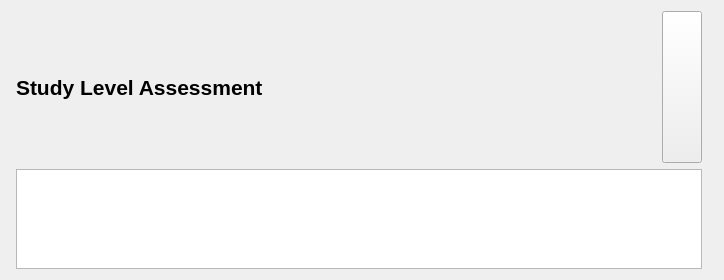
First picture: the form in SlicerPIRADS/Resources/UI/StudyLevelAssessmentWidget.ui, repository QIICR/SlicerPIRADS, before the edit.
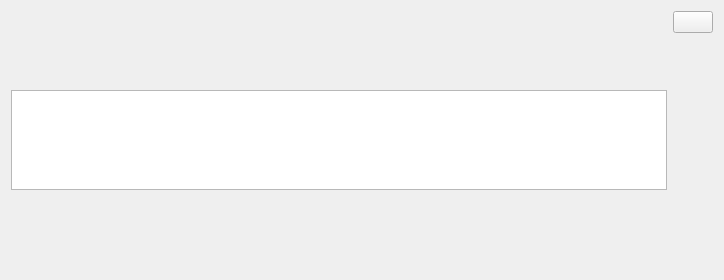
Second picture: the form after the edit. Icons and pictures are not drawn.

Commit message: ENH: Implementing UI parts as exclusive collapsible buttons

The edit to the form file:
```diff
--- a/SlicerPIRADS/Resources/UI/StudyLevelAssessmentWidget.ui
+++ b/SlicerPIRADS/Resources/UI/StudyLevelAssessmentWidget.ui
@@ -27,79 +27,8 @@
   </property>
   <layout class="QGridLayout" name="gridLayout">
    <item row="0" column="0">
-    <layout class="QGridLayout" name="gridLayout_3">
-     <property name="leftMargin">
-      <number>5</number>
-     </property>
-     <property name="rightMargin">
-      <number>5</number>
-     </property>
-     <item row="0" column="1">
-      <spacer name="horizontalSpacer">
-       <property name="orientation">
-        <enum>Qt::Horizontal</enum>
-       </property>
-       <property name="sizeHint" stdset="0">
-        <size>
-         <width>40</width>
-         <height>20</height>
-        </size>
-       </property>
-      </spacer>
-     </item>
-     <item row="0" column="0">
-      <widget class="QLabel" name="studyLevelAssessmentLabel">
-       <property name="sizePolicy">
-        <sizepolicy hsizetype="Minimum" vsizetype="Preferred">
-         <horstretch>1</horstretch>
-         <verstretch>0</verstretch>
-        </sizepolicy>
-       </property>
-       <property name="font">
-        <font>
-         <pointsize>16</pointsize>
-         <weight>75</weight>
-         <bold>true</bold>
-        </font>
-       </property>
-       <property name="styleSheet">
-        <string notr="true"/>
-       </property>
-       <property name="text">
-        <string>Study Level Assessment</string>
-       </property>
-      </widget>
-     </item>
-     <item row="0" column="2">
-      <widget class="QPushButton" name="studyLevelAssessmentButton">
-       <property name="enabled">
-        <bool>true</bool>
-       </property>
-       <property name="sizePolicy">
-        <sizepolicy hsizetype="Preferred" vsizetype="Preferred">
-         <horstretch>0</horstretch>
-         <verstretch>0</verstretch>
-        </sizepolicy>
-       </property>
-       <property name="cursor">
-        <cursorShape>PointingHandCursor</cursorShape>
-       </property>
-       <property name="toolTip">
-        <string>Add study assessment</string>
-       </property>
-       <property name="autoFillBackground">
-        <bool>false</bool>
-       </property>
-       <property name="text">
-        <string/>
-       </property>
-       <property name="icon">
-        <iconset resource="../SlicerPIRADS.qrc">
-         <normaloff>:/Icons/Add.png</normaloff>:/Icons/Add.png</iconset>
-       </property>
-      </widget>
-     </item>
-     <item row="1" column="0" colspan="3">
+    <layout class="QHBoxLayout" name="horizontalLayout">
+     <item>
       <widget class="QListWidget" name="studyAssessmentView">
        <property name="sizePolicy">
         <sizepolicy hsizetype="Minimum" vsizetype="Maximum">
@@ -133,18 +62,54 @@
        </property>
       </widget>
      </item>
+     <item>
+      <layout class="QVBoxLayout" name="verticalLayout">
+       <item>
+        <widget class="QPushButton" name="studyLevelAssessmentButton">
+         <property name="enabled">
+          <bool>true</bool>
+         </property>
+         <property name="sizePolicy">
+          <sizepolicy hsizetype="Maximum" vsizetype="Maximum">
+           <horstretch>0</horstretch>
+           <verstretch>0</verstretch>
+          </sizepolicy>
+         </property>
+         <property name="cursor">
+          <cursorShape>PointingHandCursor</cursorShape>
+         </property>
+         <property name="toolTip">
+          <string>Add study assessment</string>
+         </property>
+         <property name="autoFillBackground">
+          <bool>false</bool>
+         </property>
+         <property name="text">
+          <string/>
+         </property>
+         <property name="icon">
+          <iconset resource="../SlicerPIRADS.qrc">
+           <normaloff>:/Icons/Add.png</normaloff>:/Icons/Add.png</iconset>
+         </property>
+        </widget>
+       </item>
+       <item>
+        <spacer name="verticalSpacer">
+         <property name="orientation">
+          <enum>Qt::Vertical</enum>
+         </property>
+         <property name="sizeHint" stdset="0">
+          <size>
+           <width>20</width>
+           <height>40</height>
+          </size>
+         </property>
+        </spacer>
+       </item>
+      </layout>
+     </item>
     </layout>
    </item>
-   <item row="0" column="1">
-    <widget class="QFrame" name="frame">
-     <property name="frameShape">
-      <enum>QFrame::StyledPanel</enum>
-     </property>
-     <property name="frameShadow">
-      <enum>QFrame::Raised</enum>
-     </property>
-    </widget>
-   </item>
   </layout>
  </widget>
  <resources>
```
The commit also changes 5 other files.
